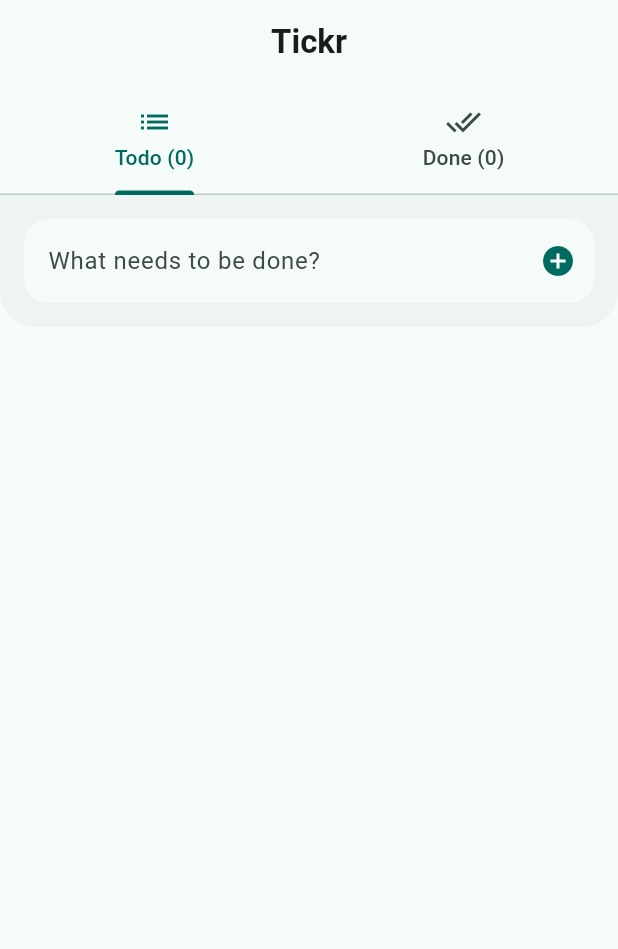
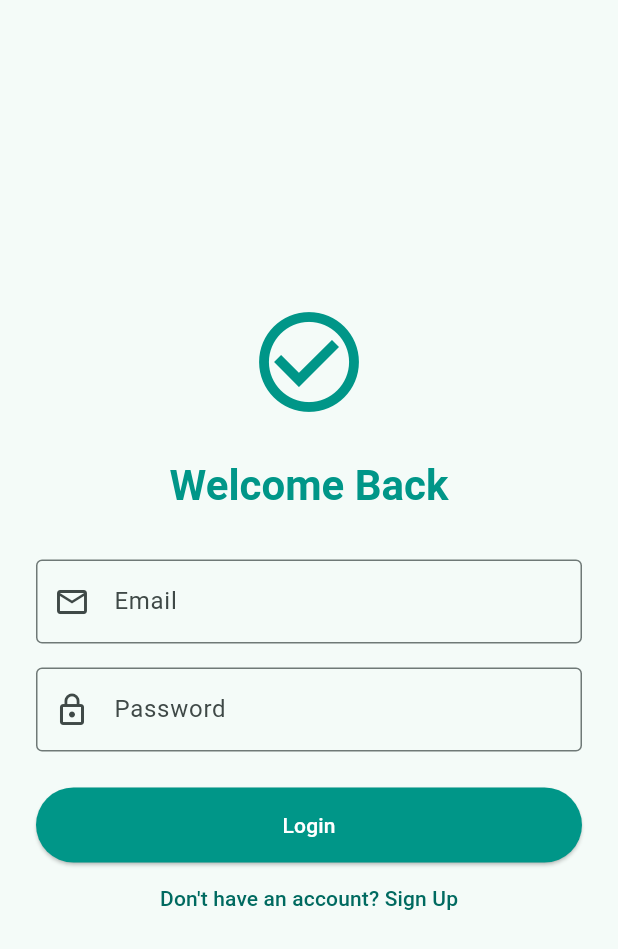
Before and after one commit to munasinghecm/tickr, a Flutter app: the screen it shows after launch, on a phone screen of 412 x 824 dp. Shown: the top 949 px of the screen. Run offline on Flutter 3.47's test engine with Material 3 defaults, Android fonts, the phone set to English and light mode, and no system bars; our stand-ins replace cloud_firestore, firebase_auth, firebase_core; accounts and stored records are empty.

Commit message:
configure firebase and add login

```diff
--- a/lib/main.dart
+++ b/lib/main.dart
@@ -1,8 +1,15 @@
 import 'package:flutter/material.dart';
+import 'package:firebase_core/firebase_core.dart';
+import 'firebase_options.dart';
 import 'state/todo_state.dart';
+import 'screens/auth_screen.dart';
 import 'screens/todo_screen.dart';
 
-void main() {
+void main() async {
+  WidgetsFlutterBinding.ensureInitialized();
+  await Firebase.initializeApp(
+    options: DefaultFirebaseOptions.currentPlatform,
+  );
   runApp(const TickrApp());
 }
 
@@ -14,12 +21,13 @@ class TickrApp extends StatefulWidget {
 }
 
 class _TickrAppState extends State<TickrApp> {
-  // Initialize state here to persist it across hot reloads if possible,
-  // though for simple apps in main it resets on hot restart.
   final TodoState _todoState = TodoState();
 
   @override
   Widget build(BuildContext context) {
+    return ListenableBuilder(
+      listenable: _todoState,
+      builder: (context, _) {
         return MaterialApp(
           title: 'Tickr - Smart Todo',
           debugShowCheckedModeBanner: false,
@@ -29,10 +37,6 @@ class _TickrAppState extends State<TickrApp> {
               seedColor: Colors.teal,
               brightness: Brightness.light,
             ),
-        // Add some typography styling
-        textTheme: const TextTheme(
-          titleLarge: TextStyle(fontWeight: FontWeight.bold),
-        ),
           ),
           darkTheme: ThemeData(
             useMaterial3: true,
@@ -41,8 +45,12 @@ class _TickrAppState extends State<TickrApp> {
               brightness: Brightness.dark,
             ),
           ),
-      themeMode: ThemeMode.system, // Support light/dark mode based on system
-      home: TodoScreen(state: _todoState),
+          themeMode: ThemeMode.system,
+          home: _todoState.isAuthenticated
+              ? TodoScreen(state: _todoState)
+              : AuthScreen(state: _todoState),
+        );
+      },
     );
   }
 }
--- a/lib/models/todo_item.dart
+++ b/lib/models/todo_item.dart
@@ -2,22 +2,50 @@ class TodoItem {
   final String id;
   final String text;
   final bool isCompleted;
+  final String? userId; // Owner of the task
+  final String? circleId; // Group this task belongs to
 
   TodoItem({
     required this.id,
     required this.text,
     this.isCompleted = false,
+    this.userId,
+    this.circleId,
   });
 
   TodoItem copyWith({
     String? id,
     String? text,
     bool? isCompleted,
+    String? userId,
+    String? circleId,
   }) {
     return TodoItem(
       id: id ?? this.id,
       text: text ?? this.text,
       isCompleted: isCompleted ?? this.isCompleted,
+      userId: userId ?? this.userId,
+      circleId: circleId ?? this.circleId,
+    );
+  }
+
+  Map<String, dynamic> toMap() {
+    return {
+      'text': text,
+      'isCompleted': isCompleted,
+      'userId': userId,
+      'circleId': circleId,
+      'createdAt': id, // Using timestamp ID as a simple createdAt for now
+    };
+  }
+
+  factory TodoItem.fromMap(String id, Map<String, dynamic> map) {
+    return TodoItem(
+      id: id,
+      text: map['text'] ?? '',
+      isCompleted: map['isCompleted'] ?? false,
+      userId: map['userId'],
+      circleId: map['circleId'],
     );
   }
 }
--- /dev/null
+++ b/lib/screens/auth_screen.dart
@@ -0,0 +1,99 @@
+import 'package:flutter/material.dart';
+import '../state/todo_state.dart';
+
+class AuthScreen extends StatefulWidget {
+  final TodoState state;
+  const AuthScreen({super.key, required this.state});
+
+  @override
+  State<AuthScreen> createState() => _AuthScreenState();
+}
+
+class _AuthScreenState extends State<AuthScreen> {
+  final _emailController = TextEditingController();
+  final _passwordController = TextEditingController();
+  bool _isLogin = true;
+  bool _isLoading = false;
+
+  Future<void> _submit() async {
+    setState(() => _isLoading = true);
+    try {
+      if (_isLogin) {
+        await widget.state.signIn(_emailController.text, _passwordController.text);
+      } else {
+        await widget.state.signUp(_emailController.text, _passwordController.text);
+      }
+    } catch (e) {
+      if (mounted) {
+        ScaffoldMessenger.of(context).showSnackBar(
+          SnackBar(content: Text(e.toString()), backgroundColor: Colors.red),
+        );
+      }
+    } finally {
+      if (mounted) setState(() => _isLoading = false);
+    }
+  }
+
+  @override
+  Widget build(BuildContext context) {
+    return Scaffold(
+      body: Center(
+        child: SingleChildScrollView(
+          padding: const EdgeInsets.all(24.0),
+          child: Column(
+            mainAxisAlignment: MainAxisAlignment.center,
+            children: [
+              const Icon(Icons.check_circle_outline, size: 80, color: Colors.teal),
+              const SizedBox(height: 24),
+              Text(
+                _isLogin ? 'Welcome Back' : 'Create Account',
+                style: Theme.of(context).textTheme.headlineMedium?.copyWith(
+                      fontWeight: FontWeight.bold,
+                      color: Colors.teal,
+                    ),
+              ),
+              const SizedBox(height: 32),
+              TextField(
+                controller: _emailController,
+                decoration: const InputDecoration(
+                  labelText: 'Email',
+                  border: OutlineInputBorder(),
+                  prefixIcon: Icon(Icons.email_outlined),
+                ),
+                keyboardType: TextInputType.emailAddress,
+              ),
+              const SizedBox(height: 16),
+              TextField(
+                controller: _passwordController,
+                decoration: const InputDecoration(
+                  labelText: 'Password',
+                  border: OutlineInputBorder(),
+                  prefixIcon: Icon(Icons.lock_outline),
+                ),
+                obscureText: true,
+              ),
+              const SizedBox(height: 24),
+              _isLoading
+                  ? const CircularProgressIndicator()
+                  : ElevatedButton(
+                      onPressed: _submit,
+                      style: ElevatedButton.styleFrom(
+                        backgroundColor: Colors.teal,
+                        foregroundColor: Colors.white,
+                        minimumSize: const Size(double.infinity, 50),
+                      ),
+                      child: Text(_isLogin ? 'Login' : 'Sign Up'),
+                    ),
+              TextButton(
+                onPressed: () => setState(() => _isLogin = !_isLogin),
+                child: Text(_isLogin
+                    ? 'Don\'t have an account? Sign Up'
+                    : 'Already have an account? Login'),
+              ),
+            ],
+          ),
+        ),
+      ),
+    );
+  }
+}
--- a/pubspec.yaml
+++ b/pubspec.yaml
@@ -34,6 +34,11 @@ dependencies:
   # The following adds the Cupertino Icons font to your application.
   # Use with the CupertinoIcons class for iOS style icons.
   cupertino_icons: ^1.0.8
+
+  # Firebase dependencies
+  firebase_core: ^3.10.1
+  firebase_auth: ^5.4.1
+  cloud_firestore: ^5.6.2
 
 dev_dependencies:
   flutter_test:
```
Also changed, not shown: lib/screens/todo_screen.dart (+7 -0 lines), lib/state/todo_state.dart (+78 -15 lines), firebase.json (added), lib/firebase_options.dart (added), pubspec.lock, 3 other files. Lines whose indentation alone changed are shown as unchanged.
